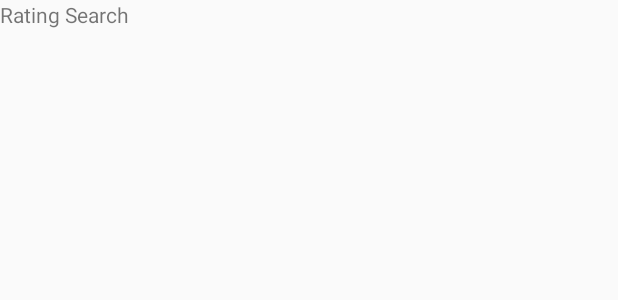
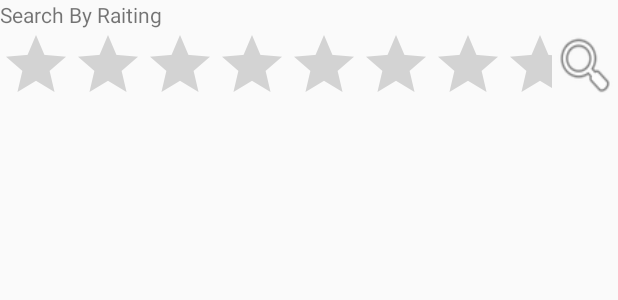
Before and after one commit to AminDhouib/home_service_booking_android, an Android app: the layout activity_search_by_ratings.xml on its own in the app's theme, with its tools: preview values and no code run, on a phone screen of 412 x 824 dp. Shown: the top 300 px of the screen. Run offline under Robolectric (Android 15) with nearby library versions, the phone set to English and light mode, and no system bars.

Commit message:
Started UI

```diff
--- a/app/src/main/res/layout/activity_search_by_ratings.xml
+++ b/app/src/main/res/layout/activity_search_by_ratings.xml
@@ -6,11 +6,41 @@
     android:layout_height="match_parent"
     tools:context=".HomeOwnerAccountActivities.SearchByRatingsActivity">
 
-    <TextView
-        android:id="@+id/textView22"
-        android:layout_width="wrap_content"
-        android:layout_height="wrap_content"
-        android:text="Rating Search"
-        tools:layout_editor_absoluteX="0dp"
-        tools:layout_editor_absoluteY="0dp" />
+    <LinearLayout
+        android:layout_width="match_parent"
+        android:layout_height="match_parent"
+        android:orientation="vertical">
+
+        <TextView
+            android:layout_width="match_parent"
+            android:layout_height="wrap_content"
+            android:text="Search By Raiting" />
+
+        <LinearLayout
+            android:layout_width="match_parent"
+            android:layout_height="match_parent"
+            android:orientation="horizontal">
+
+            <RatingBar
+                android:id="@+id/ratingBar"
+                android:layout_width="match_parent"
+                android:layout_height="wrap_content"
+                android:layout_weight="1"
+                android:numStars="5"
+                android:stepSize="1" />
+
+            <Button
+                android:id="@+id/btnSearch"
+                android:layout_width="wrap_content"
+                android:layout_height="wrap_content"
+                android:layout_weight="1"
+                android:background="@android:drawable/ic_menu_search" />
+
+        </LinearLayout>
+
+        <ListView
+            android:layout_width="match_parent"
+            android:layout_height="0dp"
+            android:layout_weight="1" />
+    </LinearLayout>
 </android.support.constraint.ConstraintLayout>
```
